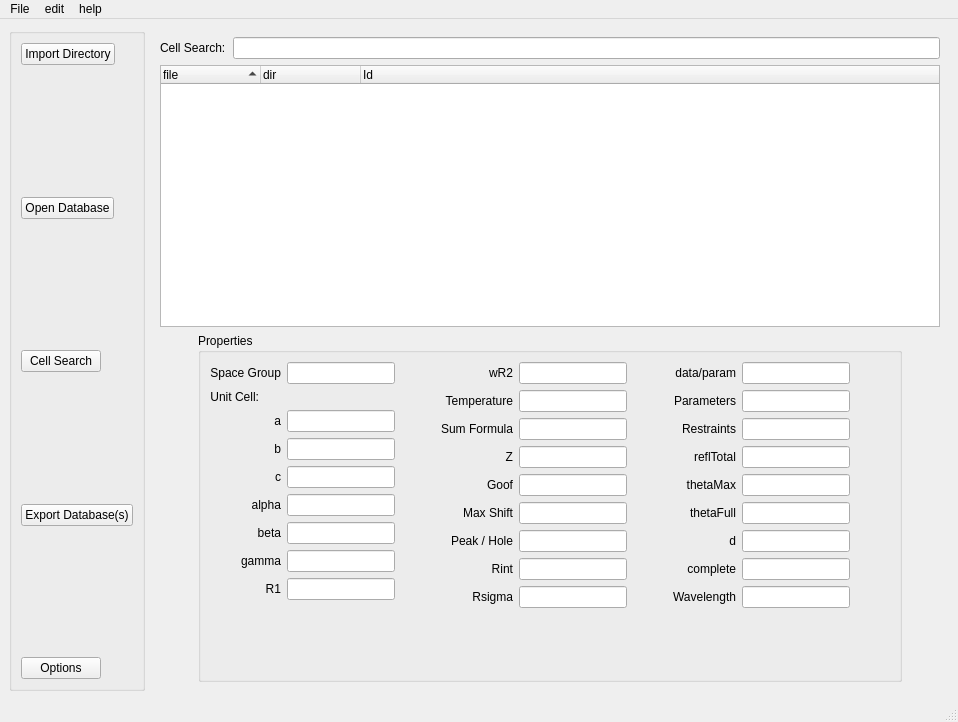
The window that stdb_main.ui (dkratzert/StructureFinder) describes before a commit, drawn with Qt 5.
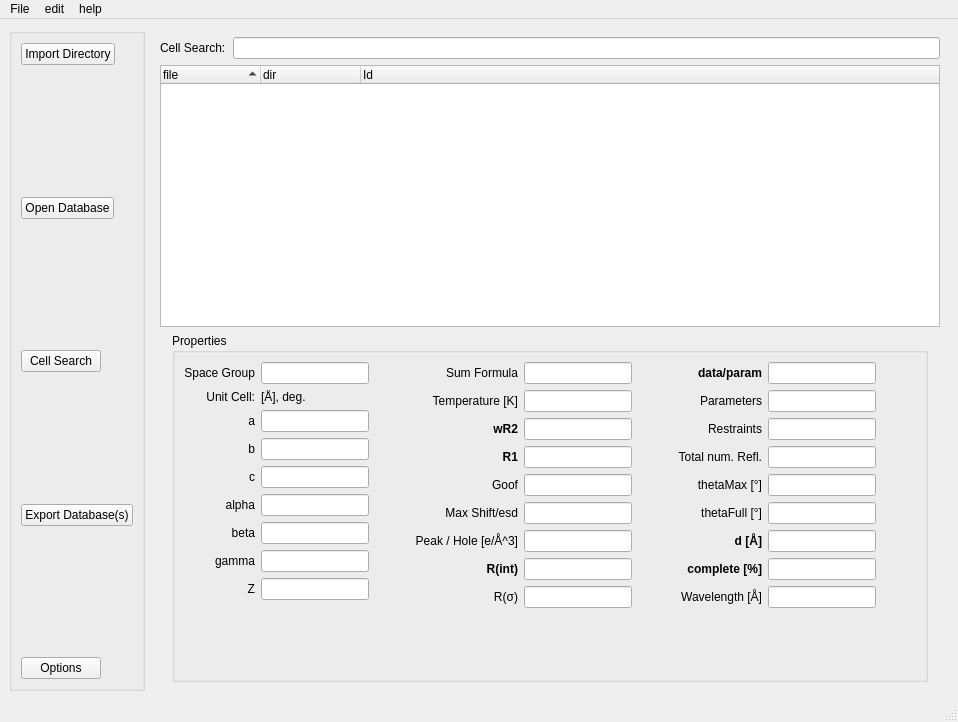
The same window after the commit.

What changed in the file:
```diff
--- a/stdb_main.ui
+++ b/stdb_main.ui
@@ -303,9 +303,9 @@
               <widget class="QLineEdit" name="gammaLineEdit"/>
              </item>
              <item row="8" column="0">
-              <widget class="QLabel" name="r1Label">
+              <widget class="QLabel" name="zLabel">
                <property name="text">
-                <string>R1</string>
+                <string>Z</string>
                </property>
                <property name="alignment">
                 <set>Qt::AlignRight|Qt::AlignTrailing|Qt::AlignVCenter</set>
@@ -313,7 +313,14 @@
               </widget>
              </item>
              <item row="8" column="1">
-              <widget class="QLineEdit" name="r1LineEdit"/>
+              <widget class="QLineEdit" name="zLineEdit"/>
+             </item>
+             <item row="1" column="1">
+              <widget class="QLabel" name="label">
+               <property name="text">
+                <string>[Å], deg.</string>
+               </property>
+              </widget>
              </item>
             </layout>
            </item>
@@ -338,59 +345,40 @@
              <property name="labelAlignment">
               <set>Qt::AlignRight|Qt::AlignTrailing|Qt::AlignVCenter</set>
              </property>
-             <item row="0" column="0">
-              <widget class="QLabel" name="wR2Label">
-               <property name="text">
-                <string>wR2</string>
-               </property>
-               <property name="alignment">
-                <set>Qt::AlignRight|Qt::AlignTrailing|Qt::AlignVCenter</set>
-               </property>
-              </widget>
-             </item>
-             <item row="0" column="1">
-              <widget class="QLineEdit" name="wR2LineEdit"/>
-             </item>
-             <item row="1" column="0">
+             <item row="2" column="0">
               <widget class="QLabel" name="temperatureLabel">
                <property name="text">
-                <string>Temperature</string>
+                <string>Temperature [K]</string>
                </property>
                <property name="alignment">
                 <set>Qt::AlignRight|Qt::AlignTrailing|Qt::AlignVCenter</set>
                </property>
               </widget>
              </item>
-             <item row="1" column="1">
+             <item row="2" column="1">
               <widget class="QLineEdit" name="temperatureLineEdit"/>
              </item>
-             <item row="2" column="0">
-              <widget class="QLabel" name="sumFormulaLabel">
-               <property name="text">
-                <string>Sum Formula</string>
-               </property>
-               <property name="alignment">
-                <set>Qt::AlignRight|Qt::AlignTrailing|Qt::AlignVCenter</set>
-               </property>
-              </widget>
-             </item>
-             <item row="2" column="1">
-              <widget class="QLineEdit" name="sumFormulaLineEdit"/>
-             </item>
-             <item row="3" column="0">
-              <widget class="QLabel" name="zLabel">
-               <property name="text">
-                <string>Z</string>
-               </property>
-               <property name="alignment">
-                <set>Qt::AlignRight|Qt::AlignTrailing|Qt::AlignVCenter</set>
-               </property>
-              </widget>
-             </item>
-             <item row="3" column="1">
-              <widget class="QLineEdit" name="zLineEdit"/>
-             </item>
              <item row="4" column="0">
+              <widget class="QLabel" name="r1Label">
+               <property name="font">
+                <font>
+                 <weight>75</weight>
+                 <italic>false</italic>
+                 <bold>true</bold>
+                </font>
+               </property>
+               <property name="text">
+                <string>R1</string>
+               </property>
+               <property name="alignment">
+                <set>Qt::AlignRight|Qt::AlignTrailing|Qt::AlignVCenter</set>
+               </property>
+              </widget>
+             </item>
+             <item row="4" column="1">
+              <widget class="QLineEdit" name="r1LineEdit"/>
+             </item>
+             <item row="5" column="0">
               <widget class="QLabel" name="goofLabel">
                <property name="text">
                 <string>Goof</string>
@@ -400,61 +388,100 @@
                </property>
               </widget>
              </item>
-             <item row="4" column="1">
+             <item row="5" column="1">
               <widget class="QLineEdit" name="goofLineEdit"/>
              </item>
-             <item row="5" column="0">
+             <item row="6" column="0">
               <widget class="QLabel" name="maxShiftLabel">
                <property name="text">
-                <string>Max Shift</string>
+                <string>Max Shift/esd</string>
                </property>
                <property name="alignment">
                 <set>Qt::AlignRight|Qt::AlignTrailing|Qt::AlignVCenter</set>
                </property>
               </widget>
              </item>
-             <item row="5" column="1">
+             <item row="6" column="1">
               <widget class="QLineEdit" name="maxShiftLineEdit"/>
              </item>
-             <item row="6" column="0">
+             <item row="7" column="0">
               <widget class="QLabel" name="peakLabel">
                <property name="text">
-                <string>Peak / Hole</string>
+                <string>Peak / Hole [e/Å^3]</string>
                </property>
                <property name="alignment">
                 <set>Qt::AlignRight|Qt::AlignTrailing|Qt::AlignVCenter</set>
                </property>
               </widget>
              </item>
-             <item row="6" column="1">
+             <item row="7" column="1">
               <widget class="QLineEdit" name="peakLineEdit"/>
              </item>
-             <item row="7" column="0">
+             <item row="8" column="0">
               <widget class="QLabel" name="rintLabel">
+               <property name="font">
+                <font>
+                 <weight>75</weight>
+                 <bold>true</bold>
+                </font>
+               </property>
                <property name="text">
-                <string>Rint</string>
+                <string>R(int)</string>
                </property>
                <property name="alignment">
                 <set>Qt::AlignRight|Qt::AlignTrailing|Qt::AlignVCenter</set>
                </property>
               </widget>
              </item>
-             <item row="7" column="1">
+             <item row="8" column="1">
               <widget class="QLineEdit" name="rintLineEdit"/>
              </item>
-             <item row="8" column="0">
+             <item row="9" column="0">
               <widget class="QLabel" name="rsigmaLabel">
                <property name="text">
-                <string>Rsigma</string>
+                <string>R(σ)</string>
                </property>
                <property name="alignment">
                 <set>Qt::AlignRight|Qt::AlignTrailing|Qt::AlignVCenter</set>
                </property>
               </widget>
              </item>
-             <item row="8" column="1">
+             <item row="9" column="1">
               <widget class="QLineEdit" name="rsigmaLineEdit"/>
              </item>
+             <item row="1" column="1">
+              <widget class="QLineEdit" name="sumFormulaLineEdit"/>
+             </item>
+             <item row="3" column="1">
+              <widget class="QLineEdit" name="wR2LineEdit"/>
+             </item>
+             <item row="1" column="0">
+              <widget class="QLabel" name="sumFormulaLabel">
+               <property name="text">
+                <string>Sum Formula</string>
+               </property>
+               <property name="alignment">
+                <set>Qt::AlignRight|Qt::AlignTrailing|Qt::AlignVCenter</set>
+               </property>
+              </widget>
+             </item>
+             <item row="3" column="0">
+              <widget class="QLabel" name="wR2Label">
+               <property name="font">
+                <font>
+                 <weight>75</weight>
+                 <italic>false</italic>
+                 <bold>true</bold>
+                </font>
+               </property>
+               <property name="text">
+                <string>wR2</string>
+               </property>
+               <property name="alignment">
+                <set>Qt::AlignRight|Qt::AlignTrailing|Qt::AlignVCenter</set>
+               </property>
+              </widget>
+             </item>
             </layout>
            </item>
            <item>
@@ -477,6 +504,12 @@
              </property>
              <item row="0" column="0">
               <widget class="QLabel" name="dataReflnsLabel">
+               <property name="font">
+                <font>
+                 <weight>75</weight>
+                 <bold>true</bold>
+                </font>
+               </property>
                <property name="text">
                 <string>data/param</string>
                </property>
@@ -517,7 +550,7 @@
              <item row="3" column="0">
               <widget class="QLabel" name="reflTotalLabel">
                <property name="text">
-                <string>reflTotal</string>
+                <string>Total num. Refl.</string>
                </property>
                <property name="alignment">
                 <set>Qt::AlignRight|Qt::AlignTrailing|Qt::AlignVCenter</set>
@@ -530,7 +563,7 @@
              <item row="4" column="0">
               <widget class="QLabel" name="thetaMaxLabel">
                <property name="text">
-                <string>thetaMax</string>
+                <string>thetaMax [°]</string>
                </property>
                <property name="alignment">
                 <set>Qt::AlignRight|Qt::AlignTrailing|Qt::AlignVCenter</set>
@@ -543,7 +576,7 @@
              <item row="5" column="0">
               <widget class="QLabel" name="thetaFullLabel">
                <property name="text">
-                <string>thetaFull</string>
+                <string>thetaFull [°]</string>
                </property>
                <property name="alignment">
                 <set>Qt::AlignRight|Qt::AlignTrailing|Qt::AlignVCenter</set>
@@ -555,8 +588,14 @@
              </item>
              <item row="6" column="0">
               <widget class="QLabel" name="dLabel">
+               <property name="font">
+                <font>
+                 <weight>75</weight>
+                 <bold>true</bold>
+                </font>
+               </property>
                <property name="text">
-                <string>d</string>
+                <string>d [Å]</string>
                </property>
                <property name="alignment">
                 <set>Qt::AlignRight|Qt::AlignTrailing|Qt::AlignVCenter</set>
@@ -568,8 +607,14 @@
              </item>
              <item row="7" column="0">
               <widget class="QLabel" name="completeLabel">
+               <property name="font">
+                <font>
+                 <weight>75</weight>
+                 <bold>true</bold>
+                </font>
+               </property>
                <property name="text">
-                <string>complete</string>
+                <string>complete [%]</string>
                </property>
                <property name="alignment">
                 <set>Qt::AlignRight|Qt::AlignTrailing|Qt::AlignVCenter</set>
@@ -582,7 +627,7 @@
              <item row="8" column="0">
               <widget class="QLabel" name="wavelengthLabel">
                <property name="text">
-                <string>Wavelength</string>
+                <string>Wavelength [Å]</string>
                </property>
                <property name="alignment">
                 <set>Qt::AlignRight|Qt::AlignTrailing|Qt::AlignVCenter</set>
```
